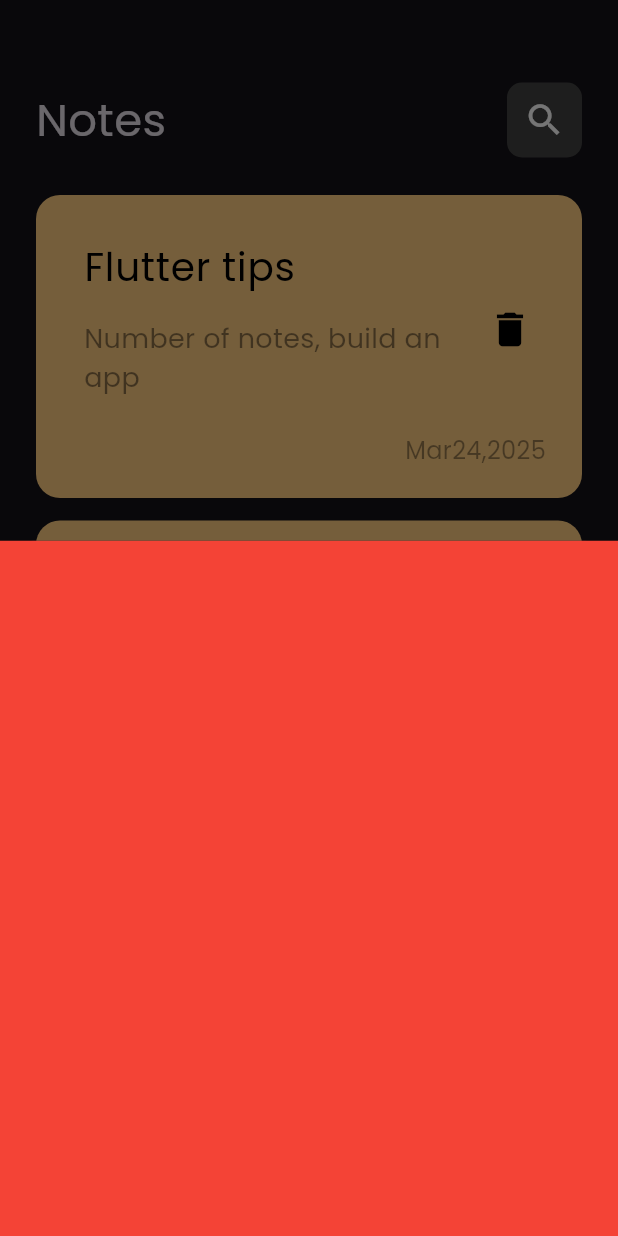
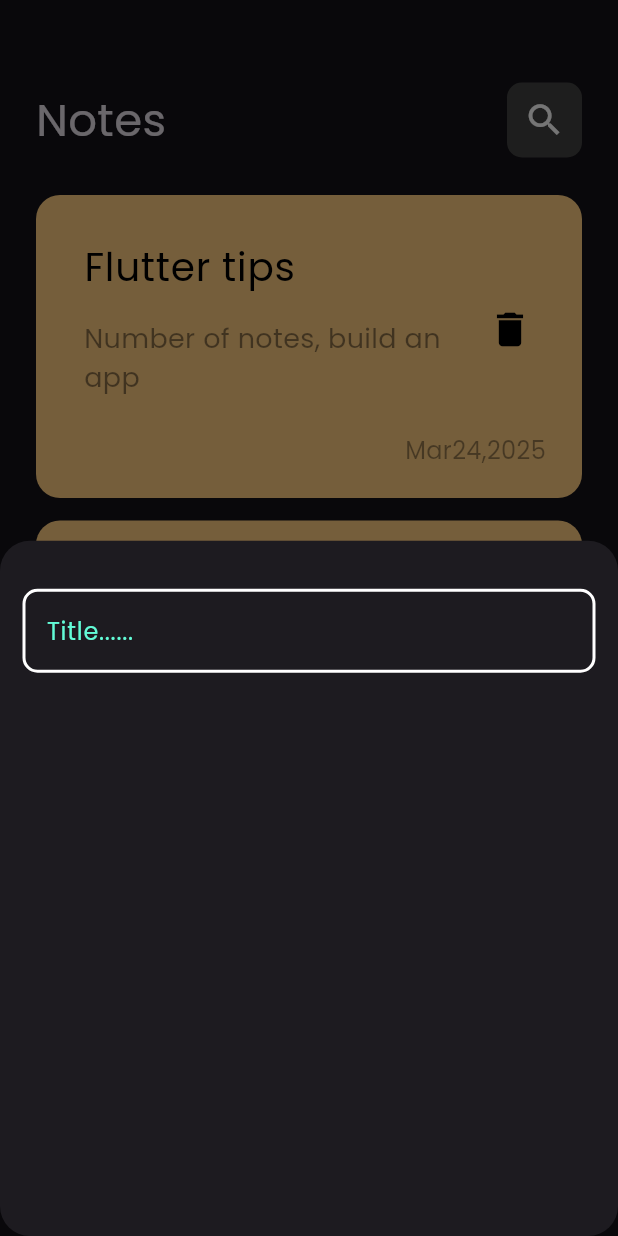
Before and after one commit to Ehabhanna1/Notes-App, a Flutter app: the screen it shows after launch, after a tap on the "add" icon, on a phone screen of 412 x 824 dp. Run offline on Flutter 3.47's test engine with Material 3 defaults, Android fonts, the phone set to English and light mode, and no system bars.

Commit message:
create custom text field

```diff
--- /dev/null
+++ b/lib/constants.dart
@@ -0,0 +1,15 @@
+import 'package:flutter/animation.dart';
+
+const kPrimaryColor = Color(0xff62FCD7);
+const kNotesBox = 'notes_box';
+List<Color> kColors = const [
+  Color(0xffAC3931),
+  Color(0xffE5D352),
+  Color(0xffD9E76C),
+ // Color(0xff537D8D),
+  Color(0xffD0D5ED),
+  Color(0xff482C3D),
+  Color(0xffABBEED),
+  Color(0xff2596be),
+
+];
--- a/lib/views/notes_view.dart
+++ b/lib/views/notes_view.dart
@@ -15,7 +15,7 @@ class NotesView extends StatelessWidget {
           backgroundColor: Colors.tealAccent,
           onPressed: (){
             showModalBottomSheet(
-              shape:  RoundedRectangleBorder(borderRadius: BorderRadius.circular(22)),
+              shape:  RoundedRectangleBorder(borderRadius: BorderRadius.circular(20)),
               context: context, builder: (context){
              return const AddNotesButtomSheet();
             });
--- a/lib/views/widgets/add_note_buttom_sheet.dart
+++ b/lib/views/widgets/add_note_buttom_sheet.dart
@@ -1,4 +1,5 @@
 import 'package:flutter/material.dart';
+import 'package:notes_app/views/widgets/custom_text_field.dart';
 
 class AddNotesButtomSheet extends StatelessWidget {
   const AddNotesButtomSheet({super.key});
@@ -6,7 +7,17 @@ class AddNotesButtomSheet extends StatelessWidget {
   @override
   Widget build(BuildContext context) {
     return Container(
-      color: Colors.red,
+
+      child: Padding(
+        padding: const EdgeInsets.symmetric(horizontal: 15),
+        child: Column(
+          children: [
+            SizedBox(height: 32,),
+           const CustomTextField(),
+          ],
+        ),
+      ),
+
 
 
 
--- /dev/null
+++ b/lib/views/widgets/custom_text_field.dart
@@ -0,0 +1,29 @@
+import 'package:flutter/material.dart';
+import 'package:notes_app/constants.dart';
+
+class CustomTextField extends StatelessWidget {
+  const CustomTextField({super.key});
+
+  @override
+  Widget build(BuildContext context) {
+    return TextField(
+      cursorColor: kPrimaryColor,
+      decoration: InputDecoration(
+        hintText: 'Title......',
+        hintStyle: const TextStyle(color: kPrimaryColor),
+        border: buildBorder(),
+        enabledBorder: buildBorder(),
+        focusedBorder: buildBorder(kPrimaryColor),
+
+      ),
+
+    );
+  }
+
+  OutlineInputBorder buildBorder([color]) {
+    return OutlineInputBorder(borderRadius: BorderRadius.circular(10),
+      borderSide: BorderSide(color: color ?? Colors.white,width: 2)
+
+      );
+  }
+}
```
